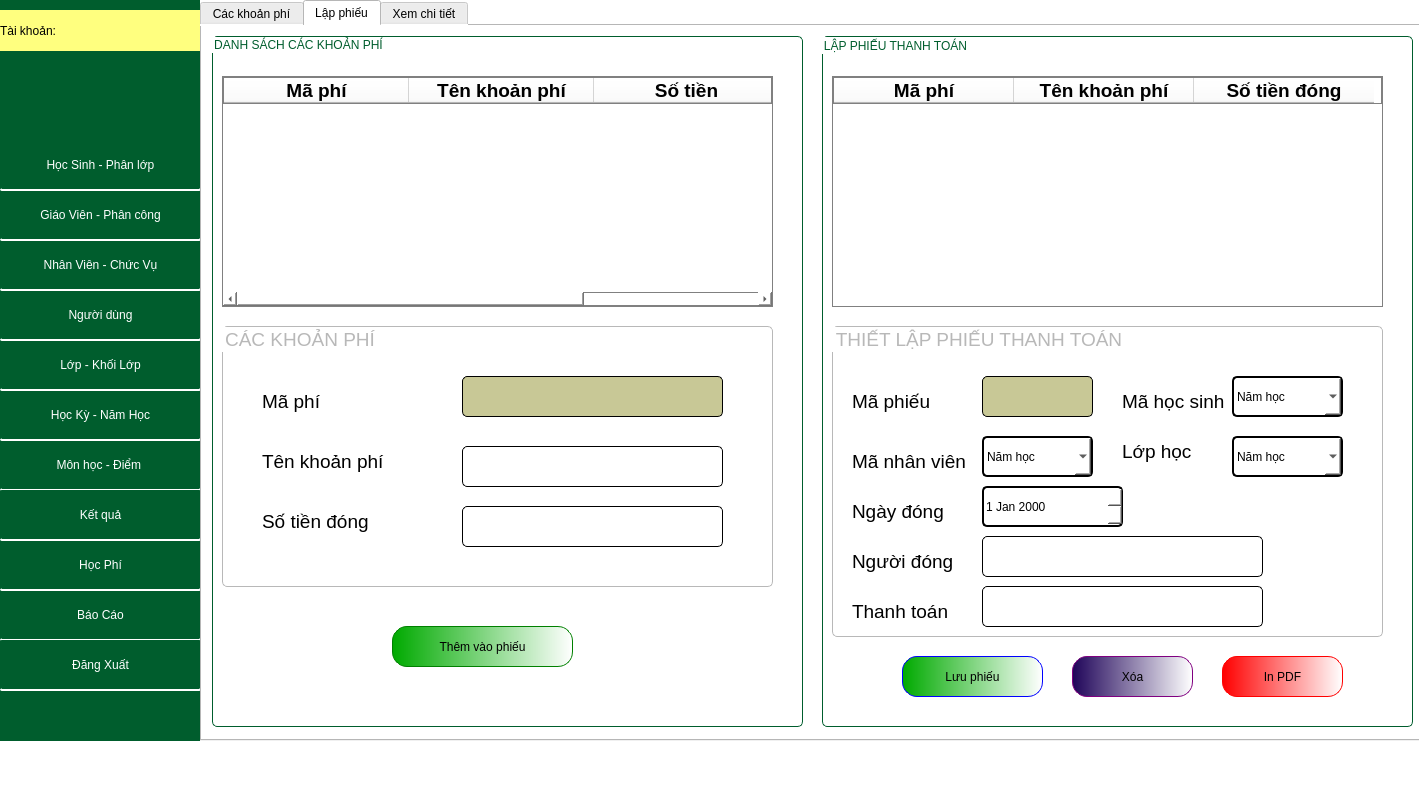
Above: GUI/TrangChu.ui from phuthuy44/Student--py before the change. Below: the same form after it.
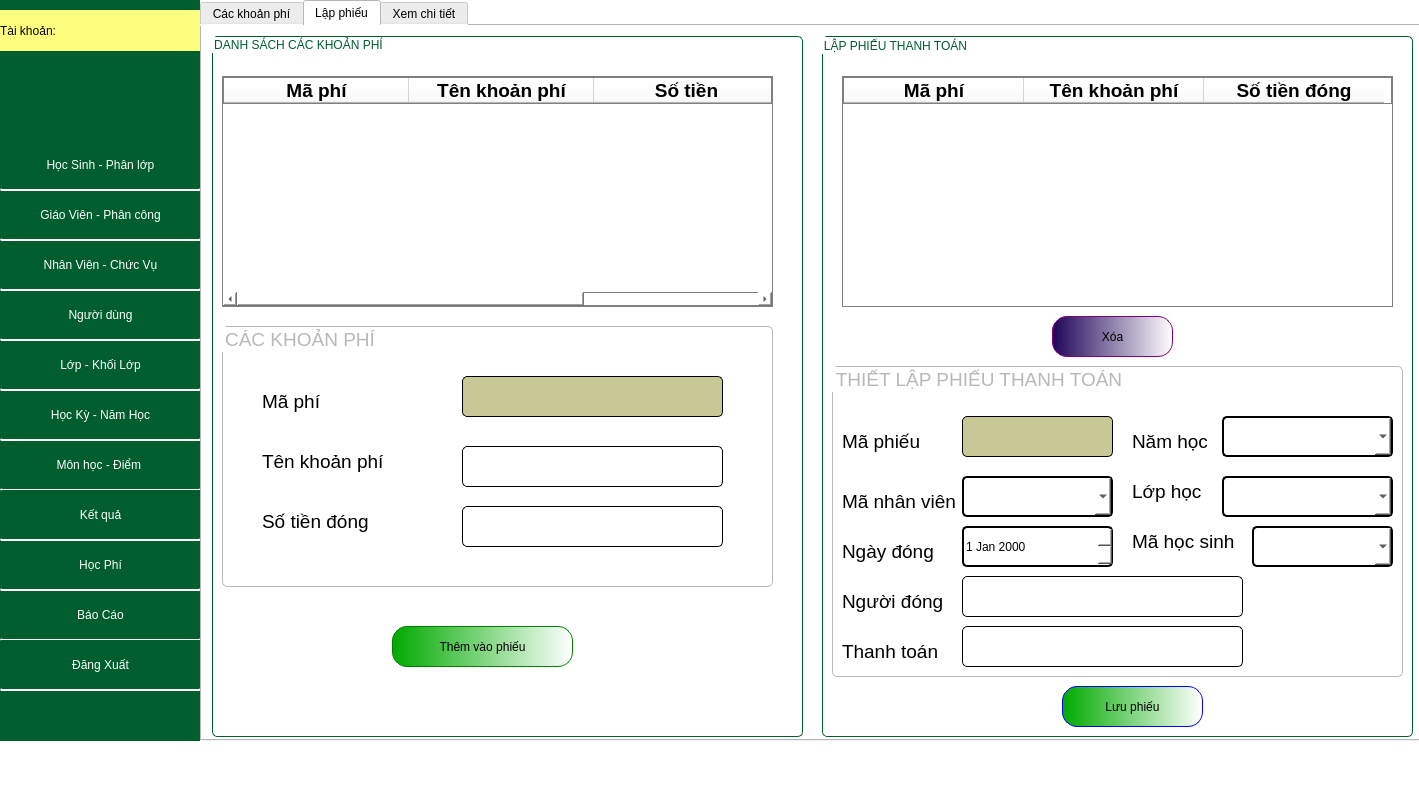
That is the form after the change. The open tabs and pages were chosen to show the change.

The edit to the form file:
```diff
--- a/GUI/TrangChu.ui
+++ b/GUI/TrangChu.ui
@@ -10711,7 +10711,7 @@
           <x>10</x>
           <y>10</y>
           <width>591</width>
-          <height>691</height>
+          <height>701</height>
          </rect>
         </property>
         <property name="styleSheet">
@@ -10978,7 +10978,7 @@
           <x>620</x>
           <y>10</y>
           <width>591</width>
-          <height>691</height>
+          <height>701</height>
          </rect>
         </property>
         <property name="styleSheet">
@@ -10996,7 +10996,7 @@
         <widget class="QTableWidget" name="tableWidget_18">
          <property name="geometry">
           <rect>
-           <x>10</x>
+           <x>20</x>
            <y>40</y>
            <width>551</width>
            <height>231</height>
@@ -11061,8 +11061,8 @@
          <property name="geometry">
           <rect>
            <x>10</x>
-           <y>290</y>
-           <width>551</width>
+           <y>330</y>
+           <width>571</width>
            <height>311</height>
           </rect>
          </property>
@@ -11088,7 +11088,7 @@
          <widget class="QLabel" name="label_152">
           <property name="geometry">
            <rect>
-            <x>20</x>
+            <x>10</x>
             <y>60</y>
             <width>111</width>
             <height>31</height>
@@ -11107,7 +11107,7 @@
          <widget class="QLabel" name="label_153">
           <property name="geometry">
            <rect>
-            <x>20</x>
+            <x>10</x>
             <y>120</y>
             <width>121</width>
             <height>31</height>
@@ -11129,9 +11129,9 @@
           </property>
           <property name="geometry">
            <rect>
-            <x>150</x>
+            <x>130</x>
             <y>50</y>
-            <width>111</width>
+            <width>151</width>
             <height>41</height>
            </rect>
           </property>
@@ -11152,9 +11152,9 @@
          <widget class="QLabel" name="label_154">
           <property name="geometry">
            <rect>
-            <x>290</x>
+            <x>300</x>
             <y>60</y>
-            <width>111</width>
+            <width>81</width>
             <height>31</height>
            </rect>
           </property>
@@ -11165,15 +11165,15 @@
            </font>
           </property>
           <property name="text">
-           <string>Mã học sinh</string>
+           <string>Năm học</string>
           </property>
          </widget>
          <widget class="QComboBox" name="comboBox_13">
           <property name="geometry">
            <rect>
-            <x>150</x>
+            <x>130</x>
             <y>110</y>
-            <width>111</width>
+            <width>151</width>
             <height>41</height>
            </rect>
           </property>
@@ -11185,18 +11185,13 @@
 border-radius:5px;
 </string>
           </property>
-          <item>
-           <property name="text">
-            <string>Năm học</string>
-           </property>
-          </item>
          </widget>
          <widget class="QComboBox" name="comboBox_14">
           <property name="geometry">
            <rect>
-            <x>400</x>
+            <x>390</x>
             <y>50</y>
-            <width>111</width>
+            <width>171</width>
             <height>41</height>
            </rect>
           </property>
@@ -11208,16 +11203,11 @@
 border-radius:5px;
 </string>
           </property>
-          <item>
-           <property name="text">
-            <string>Năm học</string>
-           </property>
-          </item>
          </widget>
          <widget class="QLabel" name="label_155">
           <property name="geometry">
            <rect>
-            <x>290</x>
+            <x>300</x>
             <y>110</y>
             <width>91</width>
             <height>31</height>
@@ -11236,9 +11226,9 @@
          <widget class="QComboBox" name="comboBox_15">
           <property name="geometry">
            <rect>
-            <x>400</x>
+            <x>390</x>
             <y>110</y>
-            <width>111</width>
+            <width>171</width>
             <height>41</height>
            </rect>
           </property>
@@ -11250,16 +11240,11 @@
 border-radius:5px;
 </string>
           </property>
-          <item>
-           <property name="text">
-            <string>Năm học</string>
-           </property>
-          </item>
          </widget>
          <widget class="QLabel" name="label_156">
           <property name="geometry">
            <rect>
-            <x>20</x>
+            <x>10</x>
             <y>170</y>
             <width>121</width>
             <height>31</height>
@@ -11278,9 +11263,9 @@
          <widget class="QDateEdit" name="dateEdit">
           <property name="geometry">
            <rect>
-            <x>150</x>
+            <x>130</x>
             <y>160</y>
-            <width>141</width>
+            <width>151</width>
             <height>41</height>
            </rect>
           </property>
@@ -11296,7 +11281,7 @@
          <widget class="QLabel" name="label_157">
           <property name="geometry">
            <rect>
-            <x>20</x>
+            <x>10</x>
             <y>220</y>
             <width>111</width>
             <height>31</height>
@@ -11318,7 +11303,7 @@
           </property>
           <property name="geometry">
            <rect>
-            <x>150</x>
+            <x>130</x>
             <y>210</y>
             <width>281</width>
             <height>41</height>
@@ -11338,7 +11323,7 @@
          <widget class="QLabel" name="label_158">
           <property name="geometry">
            <rect>
-            <x>20</x>
+            <x>10</x>
             <y>270</y>
             <width>111</width>
             <height>31</height>
@@ -11360,7 +11345,7 @@
           </property>
           <property name="geometry">
            <rect>
-            <x>150</x>
+            <x>130</x>
             <y>260</y>
             <width>281</width>
             <height>41</height>
@@ -11377,12 +11362,49 @@
            <string/>
           </property>
          </widget>
+         <widget class="QComboBox" name="comboBox_21">
+          <property name="geometry">
+           <rect>
+            <x>420</x>
+            <y>160</y>
+            <width>141</width>
+            <height>41</height>
+           </rect>
+          </property>
+          <property name="styleSheet">
+           <string notr="true">font: 16pt &quot;Tahoma&quot;;
+border:2px solid black;
+color: black;
+background-color: rgb(255, 255, 255);
+border-radius:5px;
+</string>
+          </property>
+         </widget>
+         <widget class="QLabel" name="label_160">
+          <property name="geometry">
+           <rect>
+            <x>300</x>
+            <y>160</y>
+            <width>111</width>
+            <height>31</height>
+           </rect>
+          </property>
+          <property name="font">
+           <font>
+            <family>Tahoma</family>
+            <pointsize>14</pointsize>
+           </font>
+          </property>
+          <property name="text">
+           <string>Mã học sinh</string>
+          </property>
+         </widget>
         </widget>
         <widget class="QPushButton" name="pushButton_100">
          <property name="geometry">
           <rect>
-           <x>80</x>
-           <y>620</y>
+           <x>240</x>
+           <y>650</y>
            <width>141</width>
            <height>41</height>
           </rect>
@@ -11408,34 +11430,8 @@
         <widget class="QPushButton" name="pushButton_101">
          <property name="geometry">
           <rect>
-           <x>400</x>
-           <y>620</y>
-           <width>121</width>
-           <height>41</height>
-          </rect>
-         </property>
-         <property name="styleSheet">
-          <string notr="true">QPushButton{
-font: 16pt &quot;Tahoma&quot;;
-border-radius:15px;
-border:1px solid red;
-	background-color: qlineargradient(spread:pad, x1:0, y1:0, x2:1, y2:0, stop:0 rgba(255, 0, 0, 255), stop:1 rgba(255, 255, 255, 255));
-}
-QPushButton:hover{
-	font: 18pt &quot;Tahoma&quot;;
-	background-color:qlineargradient(spread:pad, x1:0, y1:0, x2:1, y2:0.028, stop:0 rgba(189, 0, 0, 255), stop:1 rgba(255, 255, 255, 255))
-}
-</string>
-         </property>
-         <property name="text">
-          <string>In PDF</string>
-         </property>
-        </widget>
-        <widget class="QPushButton" name="btnXoaKhoanPhi_2">
-         <property name="geometry">
-          <rect>
-           <x>250</x>
-           <y>620</y>
+           <x>230</x>
+           <y>280</y>
            <width>121</width>
            <height>41</height>
           </rect>
```
Left out of the diff: 12 changed lines with no effect on the pictures.
